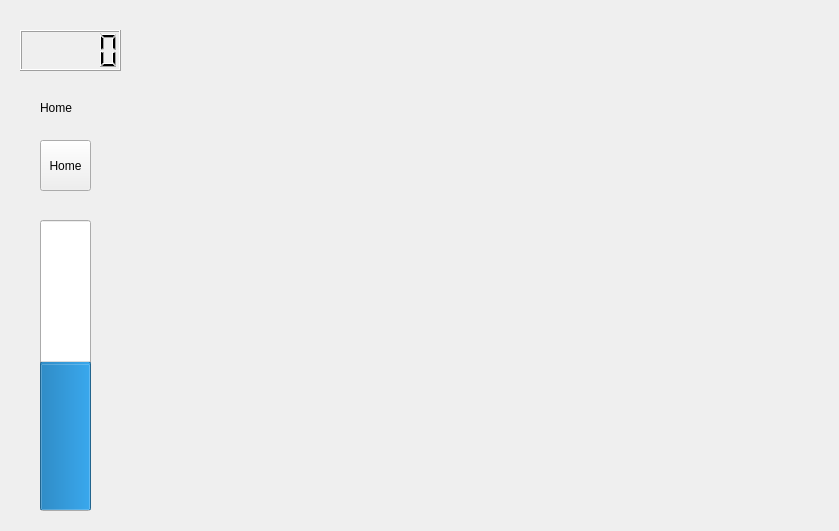
This is QtMENnette/MainWindow.ui in LuluLePerdu/P11_MENnette as Qt 5 draws it before an edit. The edited form follows.
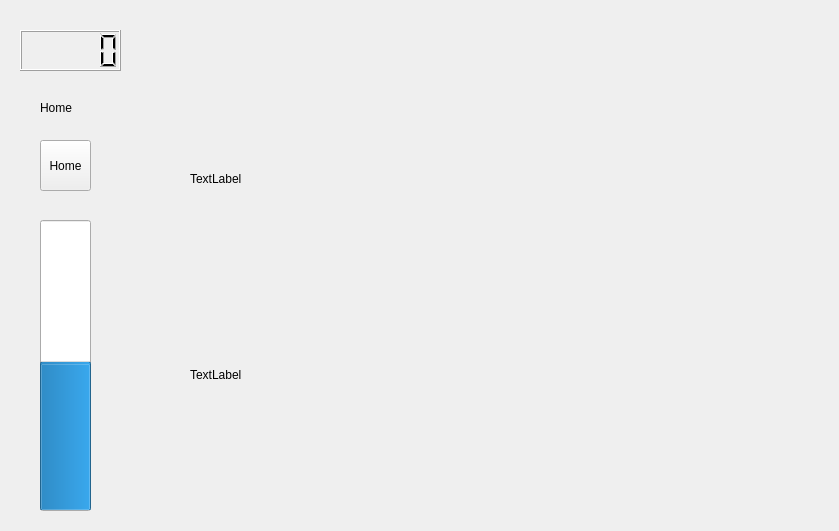
This is the edited form. The open tabs and pages were chosen to show the change.

The edit to the form file:
```diff
--- a/QtMENnette/MainWindow.ui
+++ b/QtMENnette/MainWindow.ui
@@ -167,7 +167,34 @@
    </widget>
    <widget class="QWidget" name="pgeSnake"/>
    <widget class="QWidget" name="pgeAccel"/>
-   <widget class="QWidget" name="pgeLED"/>
+   <widget class="QWidget" name="pgeLED">
+    <widget class="QLabel" name="labInstruc">
+     <property name="geometry">
+      <rect>
+       <x>50</x>
+       <y>20</y>
+       <width>600</width>
+       <height>300</height>
+      </rect>
+     </property>
+     <property name="text">
+      <string>TextLabel</string>
+     </property>
+    </widget>
+    <widget class="QLabel" name="labResult">
+     <property name="geometry">
+      <rect>
+       <x>50</x>
+       <y>350</y>
+       <width>600</width>
+       <height>32</height>
+      </rect>
+     </property>
+     <property name="text">
+      <string>TextLabel</string>
+     </property>
+    </widget>
+   </widget>
    <widget class="QWidget" name="pgeSimon"/>
    <widget class="QWidget" name="pgePoten"/>
    <widget class="QWidget" name="page_7"/>
```
Left out of the diff: 18 changed lines with no effect on the pictures.
